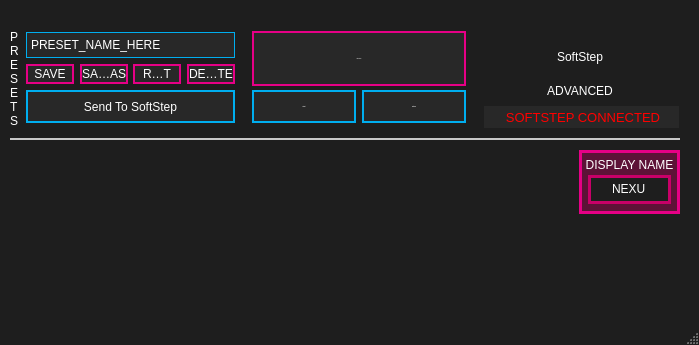
Before: the Qt Designer form standalone/advanced/forms/mainwindowWin.ui in Muse-Kinetics/softstep_editor, drawn with Qt 5.
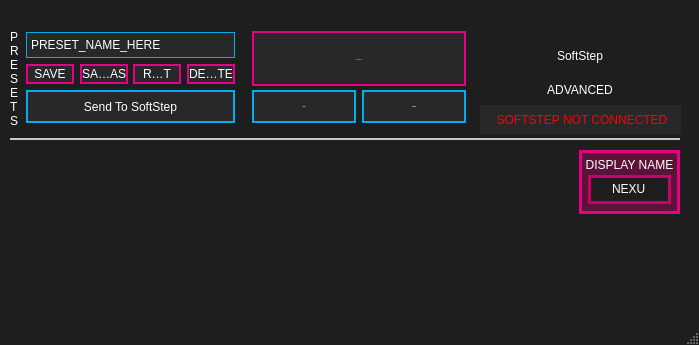
After: the same form once the commit is applied. Icons and pictures are not drawn.

Commit message: 2.1.0E Advanced Editor for Windows -Reved firmware to 1.0.2 -Added connection troubleshooter -Updated connection label text and coloring

```diff
--- a/standalone/advanced/forms/mainwindowWin.ui
+++ b/standalone/advanced/forms/mainwindowWin.ui
@@ -640,6 +640,7 @@
      </property>
      <property name="font">
       <font>
+       <family>Corbel</family>
        <pointsize>-1</pointsize>
        <italic>false</italic>
        <bold>true</bold>
@@ -704,6 +705,7 @@
      </property>
      <property name="font">
       <font>
+       <family>Corbel</family>
        <pointsize>-1</pointsize>
        <italic>false</italic>
        <bold>true</bold>
@@ -768,6 +770,7 @@
      </property>
      <property name="font">
       <font>
+       <family>Futura PT</family>
        <pointsize>-1</pointsize>
        <italic>false</italic>
        <bold>false</bold>
@@ -823,46 +826,11 @@
      <string/>
     </property>
    </widget>
-   <widget class="QLabel" name="connectedLabel">
-    <property name="geometry">
-     <rect>
-      <x>484</x>
-      <y>106</y>
-      <width>195</width>
-      <height>22</height>
-     </rect>
-    </property>
-    <property name="font">
-     <font>
-      <pointsize>10</pointsize>
-      <italic>false</italic>
-      <bold>false</bold>
-     </font>
-    </property>
-    <property name="toolTip">
-     <string/>
-    </property>
-    <property name="styleSheet">
-     <string notr="true">QLabel
-{
-	font: 10pt &quot;Futura-Normal&quot;;
-	color: red;
-	background: rgb(40, 40, 40);
-	padding: 0px 0px 0px 3px;
-}</string>
-    </property>
-    <property name="text">
-     <string>SOFTSTEP CONNECTED</string>
-    </property>
-    <property name="alignment">
-     <set>Qt::AlignCenter</set>
-    </property>
-   </widget>
    <widget class="QLabel" name="label_5">
     <property name="geometry">
      <rect>
       <x>483</x>
-      <y>80</y>
+      <y>79</y>
       <width>194</width>
       <height>21</height>
      </rect>
@@ -889,7 +857,7 @@
     <property name="geometry">
      <rect>
       <x>483</x>
-      <y>25</y>
+      <y>24</y>
       <width>194</width>
       <height>63</height>
      </rect>
@@ -963,6 +931,34 @@
      <set>Qt::AlignCenter</set>
     </property>
    </widget>
+   <widget class="QPushButton" name="connectedLabel">
+    <property name="geometry">
+     <rect>
+      <x>480</x>
+      <y>105</y>
+      <width>201</width>
+      <height>29</height>
+     </rect>
+    </property>
+    <property name="toolTip">
+     <string>Indicates the connection status between
+SoftStep and the editor. Click to open
+the Connection Troubleshooter.</string>
+    </property>
+    <property name="styleSheet">
+     <string notr="true">QPushButton
+{
+	font: 9pt &quot;Futura-Normal&quot;;
+	color: red;
+	background: rgb(40, 40, 40);
+	padding: 0px 0px 0px 3px;
+	border: 0;
+}</string>
+    </property>
+    <property name="text">
+     <string>SOFTSTEP NOT CONNECTED</string>
+    </property>
+   </widget>
   </widget>
   <widget class="QStatusBar" name="statusBar"/>
  </widget>
```
The commit also changes 8 other files.
